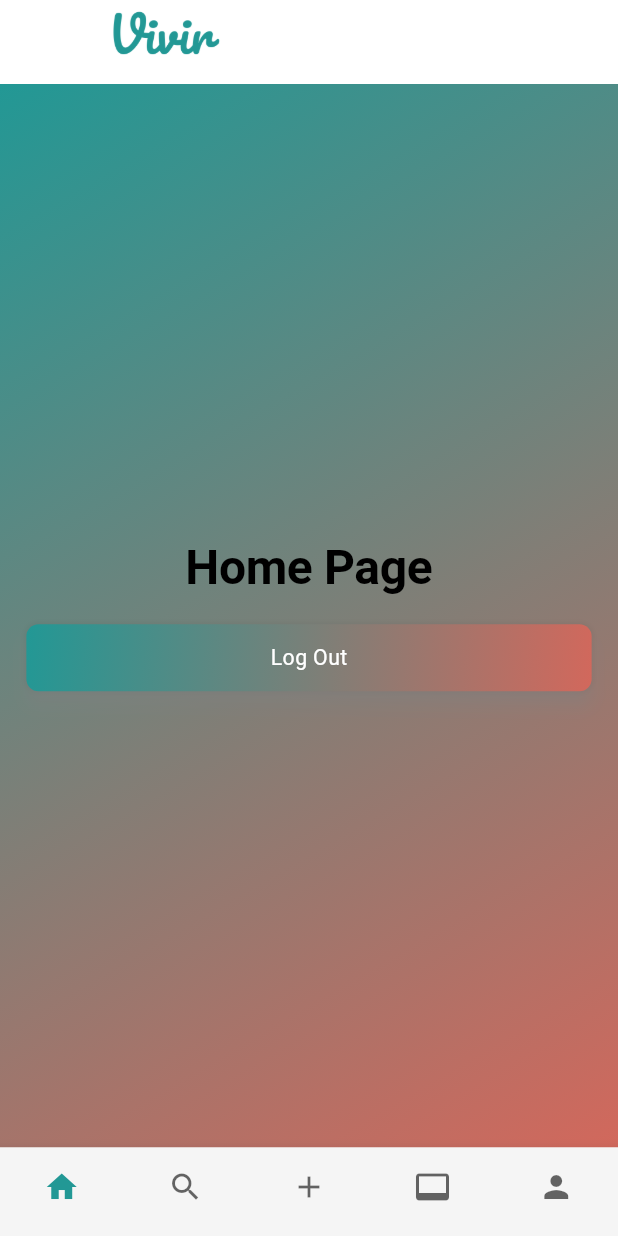
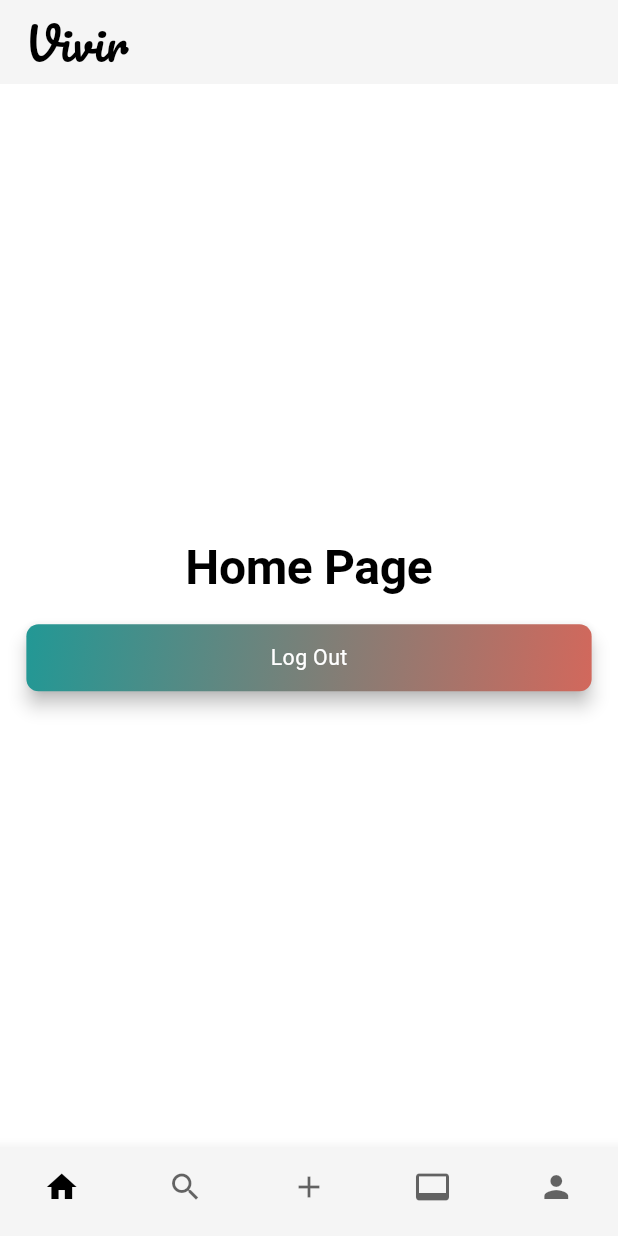
Before and after one commit to RuhmaAnwar/flutter-instagram-clone, a Flutter app: the screen it shows once a user with an empty profile is signed in, on a phone screen of 412 x 824 dp. Run offline on Flutter 3.47's test engine with Material 3 defaults, Android fonts, the phone set to English and light mode, and no system bars; our stand-ins replace camera, cloud_firestore, firebase_auth, firebase_core, flutter_screenutil, image_picker and 2 more; accounts and stored records are empty.

Commit message:
fixed homepage colors

```diff
--- a/lib/main_home_screen.dart
+++ b/lib/main_home_screen.dart
@@ -5,6 +5,7 @@ import 'main_screens/add_post.dart';
 import 'main_screens/reels_page.dart';
 import 'main_screens/search_screen.dart';
 import '../theme/colors.dart';
+import 'package:flutter_screenutil/flutter_screenutil.dart';
 
 class MainHomeScreen extends StatefulWidget {
   const MainHomeScreen({super.key});
@@ -32,23 +33,28 @@ class _MainHomeScreenState extends State<MainHomeScreen> {
 
   @override
   Widget build(BuildContext context) {
+    double logoFontSize = 30.sp;
     bool isDarkMode = Theme.of(context).brightness == Brightness.dark;
-
     return Scaffold(
       appBar: AppBar(
-        title: Image.asset(
-          'lib/assets/images/vivir_icon.png',
-          height: 60,
-          color: isDarkMode ? Colors.white : AppColors.primaryTeal, // Match login page logo color
-        ),
-      ),
+        backgroundColor: Theme.of(context).colorScheme.surface,
+        title: Text(
+                    'Vivir',
+                    style: Theme.of(context).textTheme.bodyLarge!.copyWith(
+                          color: Theme.of(context).colorScheme.onPrimary,
+                          fontFamily: 'Pacifico',
+                          fontSize: logoFontSize, // Responsive font size
+                        ),
+                  ),
+                ),
+
       body: widgetOptions.elementAt(_selectedIndex),
       bottomNavigationBar: BottomNavigationBar(
         showSelectedLabels: false,
         showUnselectedLabels: false,
         type: BottomNavigationBarType.fixed,
         backgroundColor: Theme.of(context).colorScheme.surface,
-        selectedItemColor: Theme.of(context).colorScheme.primary,
+        selectedItemColor: Theme.of(context).colorScheme.onPrimary,
         unselectedItemColor: Theme.of(context).colorScheme.onSurface.withOpacity(0.6),
         items: const <BottomNavigationBarItem>[
           BottomNavigationBarItem(
--- a/lib/main_screens/home_page.dart
+++ b/lib/main_screens/home_page.dart
@@ -17,9 +17,9 @@ class _HomePageState extends State<HomePage> {
   Widget build(BuildContext context) {
     return Scaffold(
       body: Container(
-        decoration: const BoxDecoration(
-          gradient: AppColors.primaryGradient, // Match login page background
-        ),
+        // decoration: const BoxDecoration(
+        //   gradient: AppColors.primaryGradient,
+        // ),
         child: Center(
           child: Column(
             mainAxisAlignment: MainAxisAlignment.center,
--- a/lib/main_screens/profile/profile_page.dart
+++ b/lib/main_screens/profile/profile_page.dart
@@ -67,9 +67,9 @@ class _ProfilePageState extends State<ProfilePage> {
 
     return Scaffold(
       body: Container(
-        decoration: const BoxDecoration(
-          gradient: AppColors.primaryGradient, // Match login page background
-        ),
+        // decoration: const BoxDecoration(
+        //   gradient: AppColors.primaryGradient, // Match login page background
+        // ),
         child: isLoading
             ? Center(
                 child: CircularProgressIndicator(
--- a/lib/main_screens/reels_page.dart
+++ b/lib/main_screens/reels_page.dart
@@ -13,9 +13,9 @@ class _ReelsPageState extends State<ReelsPage> {
   Widget build(BuildContext context) {
     return Scaffold(
       body: Container(
-        decoration: const BoxDecoration(
-          gradient: AppColors.primaryGradient, // Match login page background
-        ),
+        // decoration: const BoxDecoration(
+        //   gradient: AppColors.primaryGradient, // Match login page background
+        // ),
         child: Center(
           child: Text(
             'Reels Page',
--- a/lib/main_screens/search_screen.dart
+++ b/lib/main_screens/search_screen.dart
@@ -26,9 +26,9 @@ class _SearchScreenState extends State<SearchScreen> {
         automaticallyImplyLeading: false, // No back button
       ),
       body: Container(
-        decoration: const BoxDecoration(
-          gradient: AppColors.primaryGradient, // Match login page background
-        ),
+        // decoration: const BoxDecoration(
+        //   gradient: AppColors.primaryGradient, // Match login page background
+        // ),
         child: Column(
           children: [
             Padding(
```
Also changed, not shown: lib/authentication/login_page.dart (+5 -2 lines).
